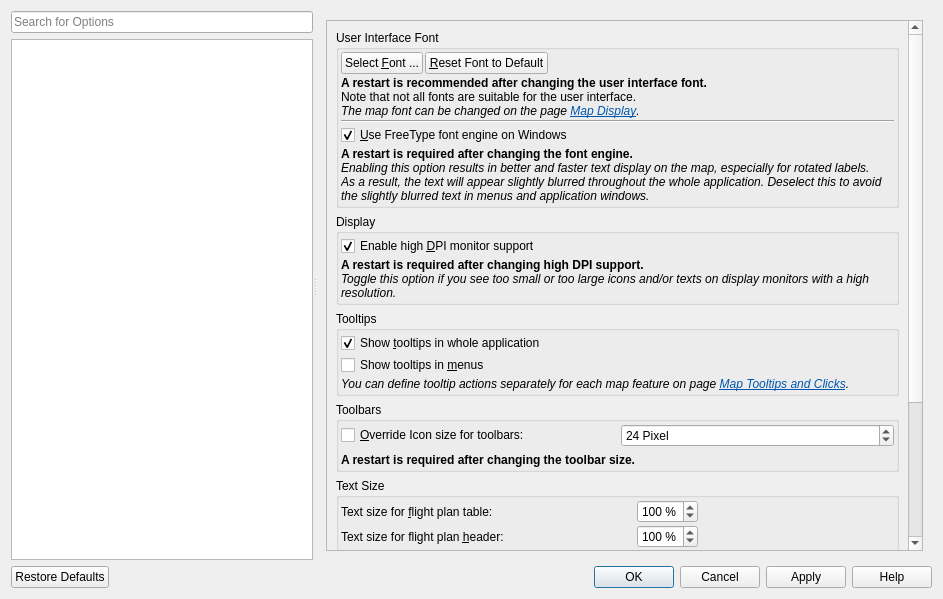
Above: src/options/options.ui from albar965/littlenavmap before the change. Below: the same form after it.
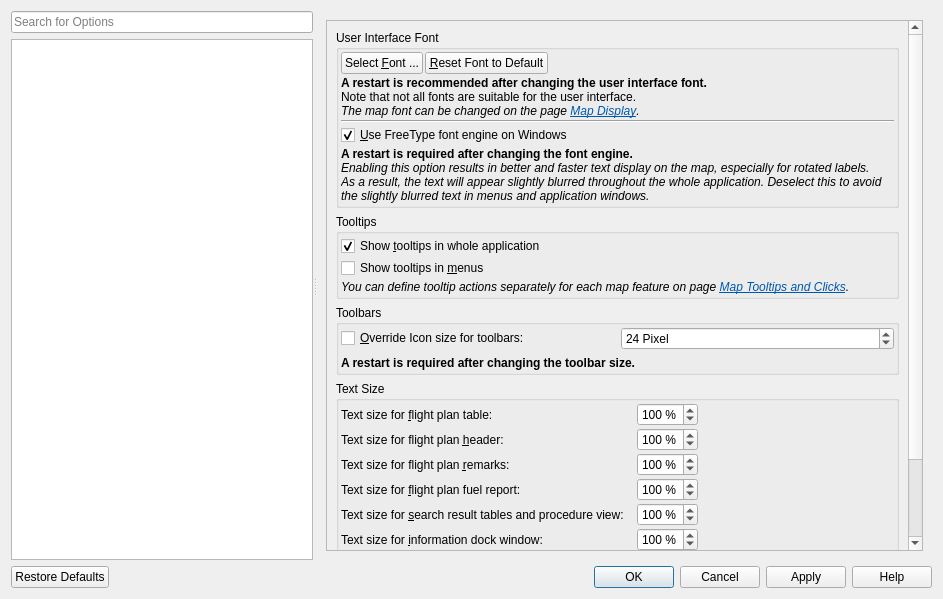
That is the form after the change. The open tabs and pages were chosen to show the change. Icons and pictures are not drawn.

The edit to the form file:
```diff
--- a/src/options/options.ui
+++ b/src/options/options.ui
@@ -627,8 +627,8 @@
             <rect>
              <x>0</x>
              <y>0</y>
-             <width>616</width>
-             <height>970</height>
+             <width>615</width>
+             <height>835</height>
             </rect>
            </property>
            <layout class="QVBoxLayout" name="verticalLayout_23">
@@ -752,60 +752,6 @@
               </layout>
              </widget>
             </item>
-            <item>
-             <widget class="QGroupBox" name="groupBox_7">
-              <property name="title">
-               <string>Display</string>
-              </property>
-              <layout class="QVBoxLayout" name="verticalLayout_10">
-               <property name="spacing">
-                <number>2</number>
-               </property>
-               <property name="leftMargin">
-                <number>2</number>
-               </property>
-               <property name="topMargin">
-                <number>2</number>
-               </property>
-               <property name="rightMargin">
-                <number>2</number>
-               </property>
-               <property name="bottomMargin">
-                <number>2</number>
-               </property>
-               <item>
-                <widget class="QCheckBox" name="checkBoxOptionsGuiHighDpi">
-                 <property name="toolTip">
-                  <string>Enable this if you use scaled fonts in you system settings and/or a monitor with high resolution.
-This will scale the Little Navmap map graphics and icons for better visibility if checked.</string>
-                 </property>
-                 <property name="text">
-                  <string>Enable high &amp;DPI monitor support</string>
-                 </property>
-                 <property name="checked">
-                  <bool>true</bool>
-                 </property>
-                </widget>
-               </item>
-               <item>
-                <widget class="QLabel" name="labelOptionsGuiHighDpiNoteHint">
-                 <property name="text">
-                  <string>&lt;html&gt;&lt;head/&gt;&lt;body&gt;&lt;p&gt;&lt;span style=&quot; font-weight:600;&quot;&gt;A restart is required after changing high DPI support.&lt;br/&gt;&lt;/span&gt;&lt;img src=&quot;:/littlenavmap/resources/icons/bulb.svg&quot;/&gt;&lt;span style=&quot; font-style:italic;&quot;&gt;Toggle this option if you see too small or too large icons and/or texts on display monitors with a high resolution.&lt;/span&gt;&lt;/p&gt;&lt;/body&gt;&lt;/html&gt;</string>
-                 </property>
-                 <property name="wordWrap">
-                  <bool>true</bool>
-                 </property>
-                 <property name="margin">
-                  <number>10</number>
-                 </property>
-                 <property name="textInteractionFlags">
-                  <set>Qt::LinksAccessibleByMouse|Qt::TextSelectableByMouse</set>
-                 </property>
-                </widget>
-               </item>
-              </layout>
-             </widget>
-            </item>
             <item>
              <widget class="QGroupBox" name="groupBox_24">
               <property name="title">
```
Left out of the diff: 74 changed lines with no effect on the pictures.
